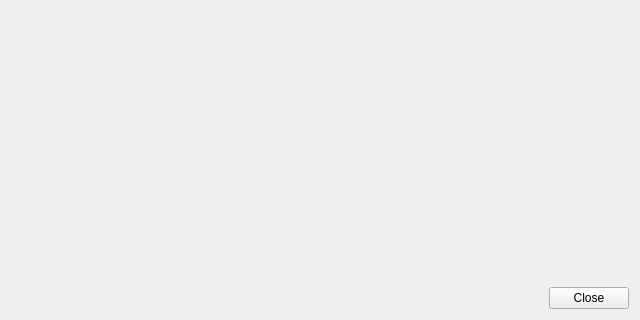
This is qfieldsync/ui/cloud_projects_dialog.ui in opengisch/qfieldsync as Qt 5 draws it before an edit; both pictures show x 0 to 640 and y 341 to 661 of the 640 by 661 pixel window. The edited form follows.
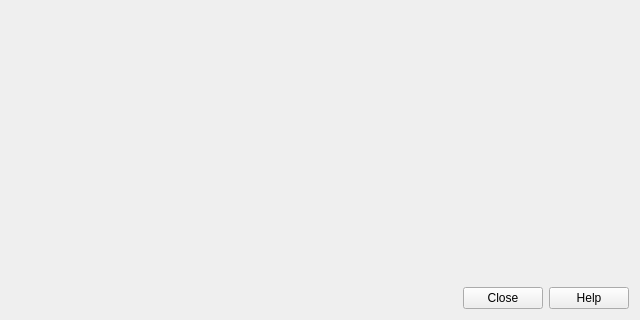
This is the edited form. Icons and pictures are not drawn.

Commit message: Add help button on the projects dialog that shows qfield.org/docs

What changed in the file:
```diff
--- a/qfieldsync/ui/cloud_projects_dialog.ui
+++ b/qfieldsync/ui/cloud_projects_dialog.ui
@@ -706,7 +706,7 @@
    <item>
     <widget class="QDialogButtonBox" name="buttonBox">
      <property name="standardButtons">
-      <set>QDialogButtonBox::Close</set>
+      <set>QDialogButtonBox::Close|QDialogButtonBox::Help</set>
      </property>
     </widget>
    </item>
```
The commit also changes 1 other file.
